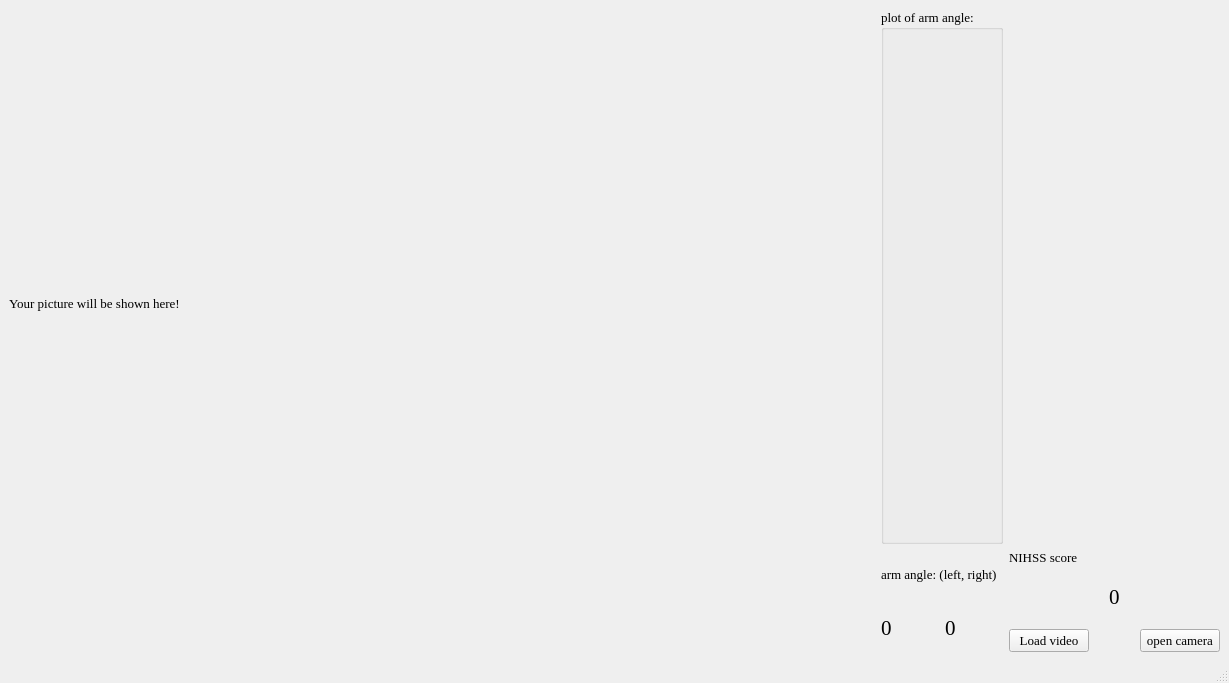
kyrixn/IMR_summer, file demo.ui: the form before one commit.
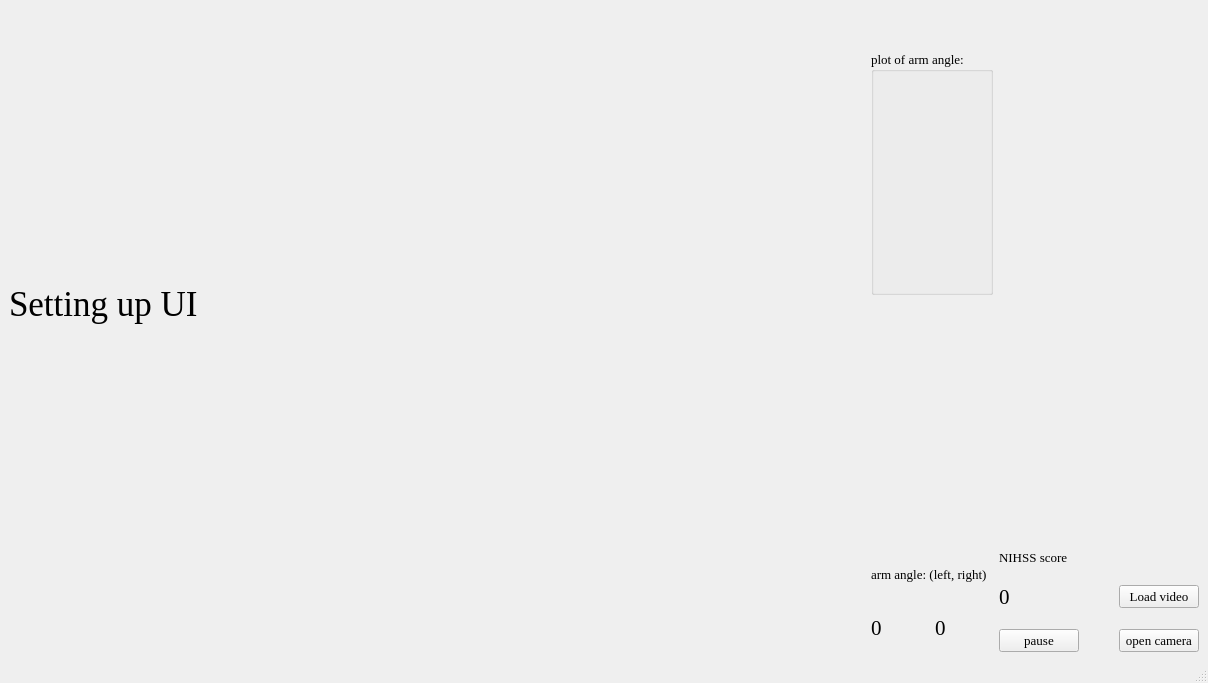
The form after the commit.

Commit message: prettify ui, added pause button

```diff
--- a/demo.ui
+++ b/demo.ui
@@ -6,7 +6,7 @@
    <rect>
     <x>0</x>
     <y>0</y>
-    <width>1229</width>
+    <width>1208</width>
     <height>683</height>
    </rect>
   </property>
@@ -25,11 +25,58 @@
    <layout class="QGridLayout" name="gridLayout_2">
     <item row="0" column="0">
      <layout class="QGridLayout" name="gridLayout_main">
-      <item row="1" column="2" rowspan="2">
+      <item row="0" column="2">
+       <layout class="QVBoxLayout" name="verticalLayout">
+        <item>
+         <widget class="QLabel" name="r_max_pic">
+          <property name="text">
+           <string/>
+          </property>
+         </widget>
+        </item>
+        <item>
+         <widget class="QLabel" name="l_max_pic">
+          <property name="text">
+           <string/>
+          </property>
+         </widget>
+        </item>
+       </layout>
+      </item>
+      <item row="0" column="0" rowspan="4">
+       <widget class="QLabel" name="PicLabel">
+        <property name="font">
+         <font>
+          <family>Times New Roman</family>
+          <pointsize>26</pointsize>
+          <weight>50</weight>
+          <bold>false</bold>
+         </font>
+        </property>
+        <property name="text">
+         <string>Setting up UI</string>
+        </property>
+       </widget>
+      </item>
+      <item row="3" column="2" rowspan="2">
        <layout class="QGridLayout" name="gridLayout">
         <property name="spacing">
          <number>20</number>
         </property>
+        <item row="3" column="2">
+         <widget class="QPushButton" name="pushButton_2">
+          <property name="text">
+           <string>open camera</string>
+          </property>
+         </widget>
+        </item>
+        <item row="3" column="0">
+         <widget class="QPushButton" name="pushButton_3">
+          <property name="text">
+           <string>pause</string>
+          </property>
+         </widget>
+        </item>
         <item row="0" column="0" colspan="3">
          <widget class="QLabel" name="label_2">
           <property name="sizePolicy">
@@ -49,22 +96,21 @@
           </property>
          </widget>
         </item>
-        <item row="2" column="0">
+        <item row="1" column="2">
          <widget class="QPushButton" name="pushButton">
           <property name="text">
            <string>Load video</string>
           </property>
          </widget>
         </item>
-        <item row="2" column="2">
-         <widget class="QPushButton" name="pushButton_2">
-          <property name="text">
-           <string>open camera</string>
-          </property>
-         </widget>
-        </item>
-        <item row="1" column="1">
+        <item row="1" column="0">
          <widget class="QLabel" name="ScoreLabel">
+          <property name="sizePolicy">
+           <sizepolicy hsizetype="Preferred" vsizetype="Preferred">
+            <horstretch>0</horstretch>
+            <verstretch>0</verstretch>
+           </sizepolicy>
+          </property>
           <property name="font">
            <font>
             <family>Times New Roman</family>
@@ -80,54 +126,14 @@
         </item>
        </layout>
       </item>
-      <item row="2" column="0">
-       <spacer name="horizontalSpacer">
-        <property name="orientation">
-         <enum>Qt::Horizontal</enum>
-        </property>
-        <property name="sizeHint" stdset="0">
-         <size>
-          <width>80</width>
-          <height>20</height>
-         </size>
-        </property>
-       </spacer>
-      </item>
-      <item row="0" column="1">
-       <widget class="QGroupBox" name="angle_plot">
-        <property name="title">
-         <string>plot of arm angle:</string>
-        </property>
-       </widget>
-      </item>
-      <item row="0" column="2">
-       <spacer name="verticalSpacer">
-        <property name="orientation">
-         <enum>Qt::Vertical</enum>
-        </property>
-        <property name="sizeHint" stdset="0">
-         <size>
-          <width>20</width>
-          <height>40</height>
-         </size>
-        </property>
-       </spacer>
-      </item>
-      <item row="0" column="0" rowspan="2">
-       <widget class="QLabel" name="PicLabel">
-        <property name="text">
-         <string>Your picture will be shown here!</string>
-        </property>
-       </widget>
-      </item>
-      <item row="1" column="1">
+      <item row="3" column="1">
        <widget class="QLabel" name="label">
         <property name="text">
          <string>arm angle: (left, right)</string>
         </property>
        </widget>
       </item>
-      <item row="2" column="1">
+      <item row="4" column="1">
        <layout class="QHBoxLayout" name="horizontalLayout_2">
         <item>
          <widget class="QLabel" name="r_angle_label">
@@ -161,6 +167,52 @@
         </item>
        </layout>
       </item>
+      <item row="1" column="2">
+       <spacer name="verticalSpacer">
+        <property name="orientation">
+         <enum>Qt::Vertical</enum>
+        </property>
+        <property name="sizeHint" stdset="0">
+         <size>
+          <width>20</width>
+          <height>40</height>
+         </size>
+        </property>
+       </spacer>
+      </item>
+      <item row="1" column="1">
+       <widget class="QGroupBox" name="angle_plot">
+        <property name="title">
+         <string>plot of arm angle:</string>
+        </property>
+       </widget>
+      </item>
+      <item row="4" column="0">
+       <spacer name="horizontalSpacer">
+        <property name="orientation">
+         <enum>Qt::Horizontal</enum>
+        </property>
+        <property name="sizeHint" stdset="0">
+         <size>
+          <width>80</width>
+          <height>20</height>
+         </size>
+        </property>
+       </spacer>
+      </item>
+      <item row="2" column="1">
+       <spacer name="verticalSpacer_2">
+        <property name="orientation">
+         <enum>Qt::Vertical</enum>
+        </property>
+        <property name="sizeHint" stdset="0">
+         <size>
+          <width>20</width>
+          <height>15</height>
+         </size>
+        </property>
+       </spacer>
+      </item>
      </layout>
     </item>
    </layout>
```
Left out of the diff: 5 changed lines with no effect on the pictures. The commit also changes 5 other files.
